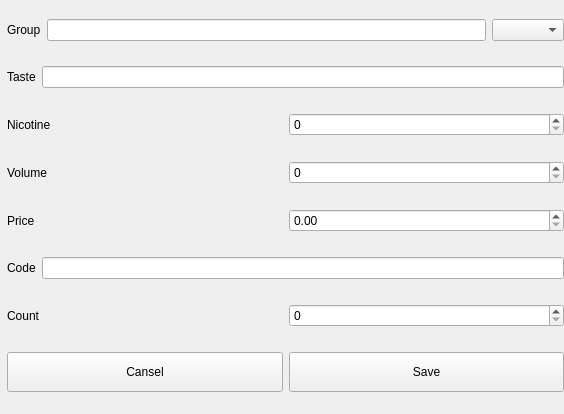
This is src/main/resources/base/item.ui in KovalchukValentin/database-management as Qt 5 draws it before an edit. The edited form follows.
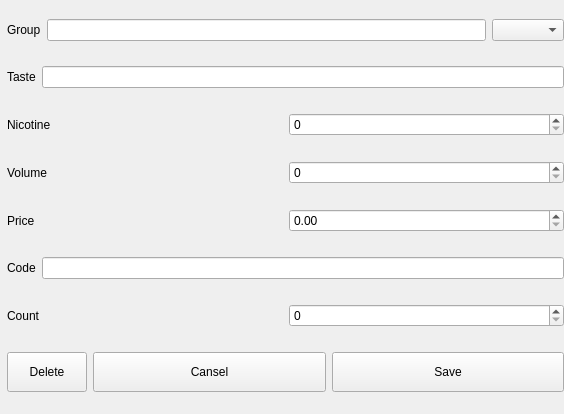
This is the edited form.

Commit message: Changed size and added search edit to main window and delete button for item window

What changed in the file:
```diff
--- a/src/main/resources/base/item.ui
+++ b/src/main/resources/base/item.ui
@@ -204,6 +204,25 @@
       <property name="rightMargin">
        <number>7</number>
       </property>
+      <item>
+       <widget class="QPushButton" name="delete_btn">
+        <property name="minimumSize">
+         <size>
+          <width>0</width>
+          <height>40</height>
+         </size>
+        </property>
+        <property name="maximumSize">
+         <size>
+          <width>80</width>
+          <height>40</height>
+         </size>
+        </property>
+        <property name="text">
+         <string>Delete</string>
+        </property>
+       </widget>
+      </item>
       <item>
        <widget class="QPushButton" name="cansel_btn">
         <property name="minimumSize">
```
The commit also changes 2 other files.
